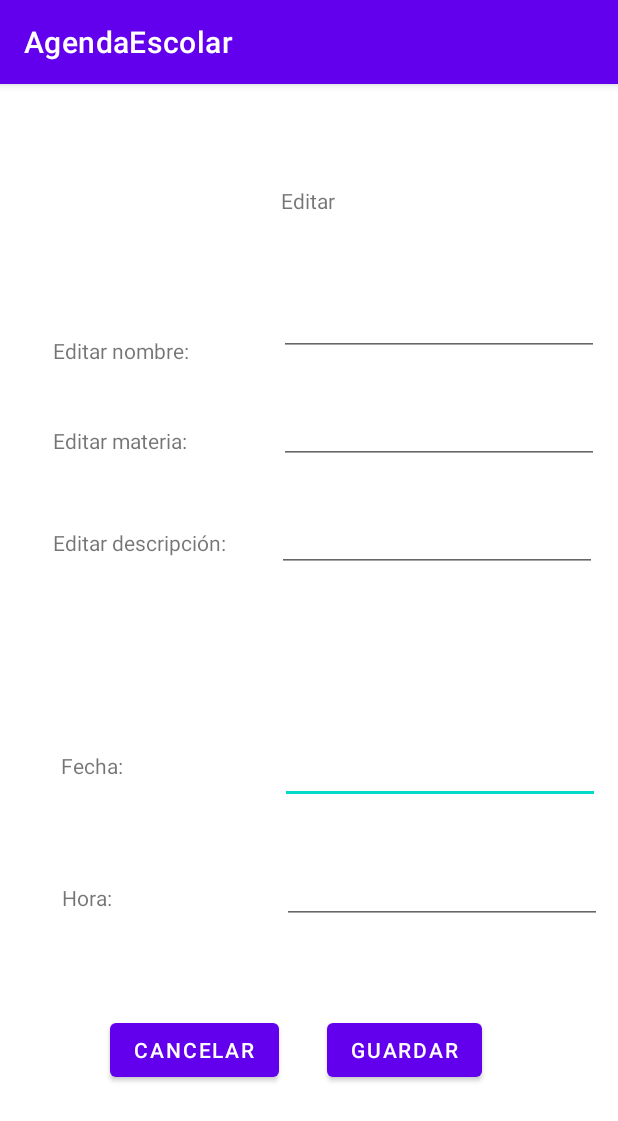
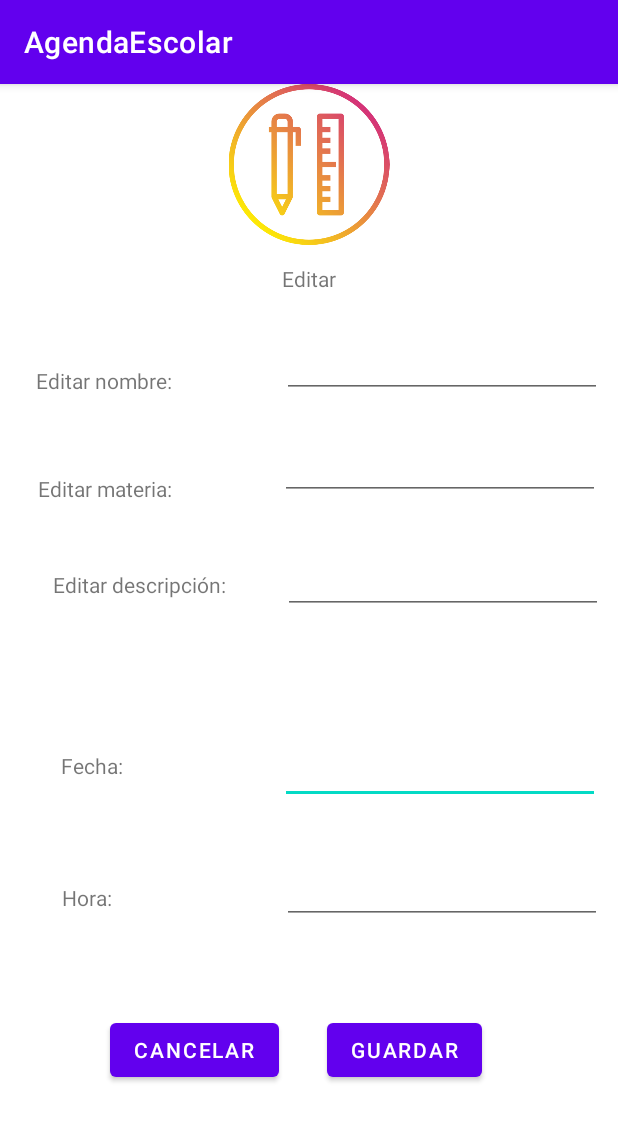
Before and after one commit to Luis6810/AgendaEscolar, an Android app: the EditarTarea screen opened directly, with no data from a screen before it, on a phone screen of 412 x 824 dp. Shown: the top 1121 px of the screen. Run offline under Robolectric (Android 15) with nearby library versions, the phone set to English and light mode, and no system bars.

Commit message:
Creación de la interfaz editar

```diff
--- a/app/src/main/java/com/example/agendaescolar/EditarTarea.java
+++ b/app/src/main/java/com/example/agendaescolar/EditarTarea.java
@@ -10,5 +10,6 @@ public class EditarTarea extends AppCompatActivity {
     protected void onCreate(Bundle savedInstanceState) {
         super.onCreate(savedInstanceState);
         setContentView(R.layout.activity_editar_tarea);
+
     }
 }
--- a/app/src/main/res/layout/activity_editar_tarea.xml
+++ b/app/src/main/res/layout/activity_editar_tarea.xml
@@ -10,10 +10,9 @@
         android:id="@+id/textView2"
         android:layout_width="wrap_content"
         android:layout_height="wrap_content"
-        android:layout_marginTop="68dp"
+        android:layout_marginTop="120dp"
         android:text="Editar"
         app:layout_constraintEnd_toEndOf="parent"
-        app:layout_constraintHorizontal_bias="0.498"
         app:layout_constraintStart_toStartOf="parent"
         app:layout_constraintTop_toTopOf="parent" />
 
@@ -21,10 +20,10 @@
         android:id="@+id/textView3"
         android:layout_width="wrap_content"
         android:layout_height="wrap_content"
-        android:layout_marginTop="168dp"
+        android:layout_marginTop="188dp"
         android:text="Editar nombre:"
         app:layout_constraintEnd_toEndOf="parent"
-        app:layout_constraintHorizontal_bias="0.109"
+        app:layout_constraintHorizontal_bias="0.075"
         app:layout_constraintStart_toStartOf="parent"
         app:layout_constraintTop_toTopOf="parent" />
 
@@ -32,7 +31,7 @@
         android:id="@+id/textView4"
         android:layout_width="wrap_content"
         android:layout_height="wrap_content"
-        android:layout_marginTop="296dp"
+        android:layout_marginTop="324dp"
         android:text="Editar descripción:"
         app:layout_constraintEnd_toEndOf="parent"
         app:layout_constraintHorizontal_bias="0.118"
@@ -77,11 +76,11 @@
         android:id="@+id/editTextTextPersonName"
         android:layout_width="wrap_content"
         android:layout_height="wrap_content"
-        android:layout_marginTop="136dp"
+        android:layout_marginTop="164dp"
         android:ems="10"
         android:inputType="textPersonName"
         app:layout_constraintEnd_toEndOf="parent"
-        app:layout_constraintHorizontal_bias="0.935"
+        app:layout_constraintHorizontal_bias="0.945"
         app:layout_constraintStart_toStartOf="parent"
         app:layout_constraintTop_toTopOf="parent" />
 
@@ -89,11 +88,11 @@
         android:id="@+id/editTextTextPersonName2"
         android:layout_width="wrap_content"
         android:layout_height="wrap_content"
-        android:layout_marginTop="280dp"
+        android:layout_marginTop="308dp"
         android:ems="10"
         android:inputType="textPersonName"
         app:layout_constraintEnd_toEndOf="parent"
-        app:layout_constraintHorizontal_bias="0.93"
+        app:layout_constraintHorizontal_bias="0.95"
         app:layout_constraintStart_toStartOf="parent"
         app:layout_constraintTop_toTopOf="parent" />
 
@@ -113,10 +112,10 @@
         android:id="@+id/textView7"
         android:layout_width="wrap_content"
         android:layout_height="wrap_content"
-        android:layout_marginTop="228dp"
+        android:layout_marginTop="260dp"
         android:text="Editar materia:"
         app:layout_constraintEnd_toEndOf="parent"
-        app:layout_constraintHorizontal_bias="0.11"
+        app:layout_constraintHorizontal_bias="0.078"
         app:layout_constraintStart_toStartOf="parent"
         app:layout_constraintTop_toTopOf="parent" />
 
@@ -124,11 +123,11 @@
         android:id="@+id/editTextTextPersonName3"
         android:layout_width="wrap_content"
         android:layout_height="wrap_content"
-        android:layout_marginTop="208dp"
+        android:layout_marginTop="232dp"
         android:ems="10"
         android:inputType="textPersonName"
         app:layout_constraintEnd_toEndOf="parent"
-        app:layout_constraintHorizontal_bias="0.935"
+        app:layout_constraintHorizontal_bias="0.94"
         app:layout_constraintStart_toStartOf="parent"
         app:layout_constraintTop_toTopOf="parent" />
 
@@ -153,4 +152,15 @@
         app:layout_constraintEnd_toEndOf="parent"
         app:layout_constraintHorizontal_bias="0.706"
         app:layout_constraintStart_toStartOf="parent" />
+
+    <ImageView
+        android:id="@+id/imageView2"
+        android:layout_width="141dp"
+        android:layout_height="107dp"
+        app:layout_constraintBottom_toBottomOf="parent"
+        app:layout_constraintEnd_toEndOf="parent"
+        app:layout_constraintStart_toStartOf="parent"
+        app:layout_constraintTop_toTopOf="parent"
+        app:layout_constraintVertical_bias="0.0"
+        app:srcCompat="@drawable/editaricono" />
 </androidx.constraintlayout.widget.ConstraintLayout>
```
Also changed, not shown: app/src/main/res/drawable/editaricono.png (added).
